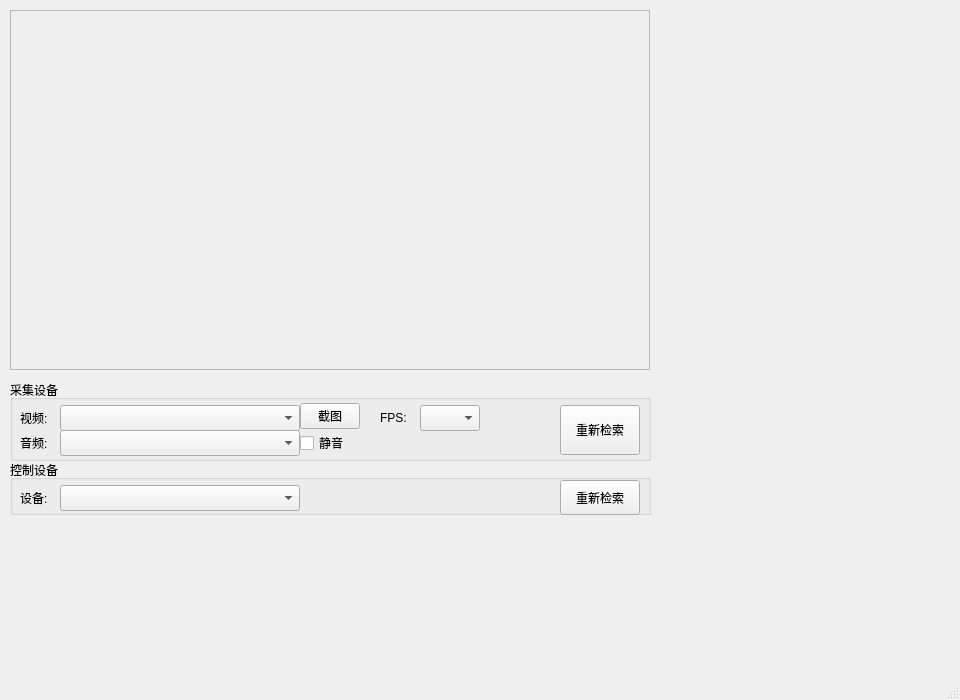
First picture: the form in resources/ui/main_form.ui, repository radiantwf/pokemon-controller-gui, before the edit.
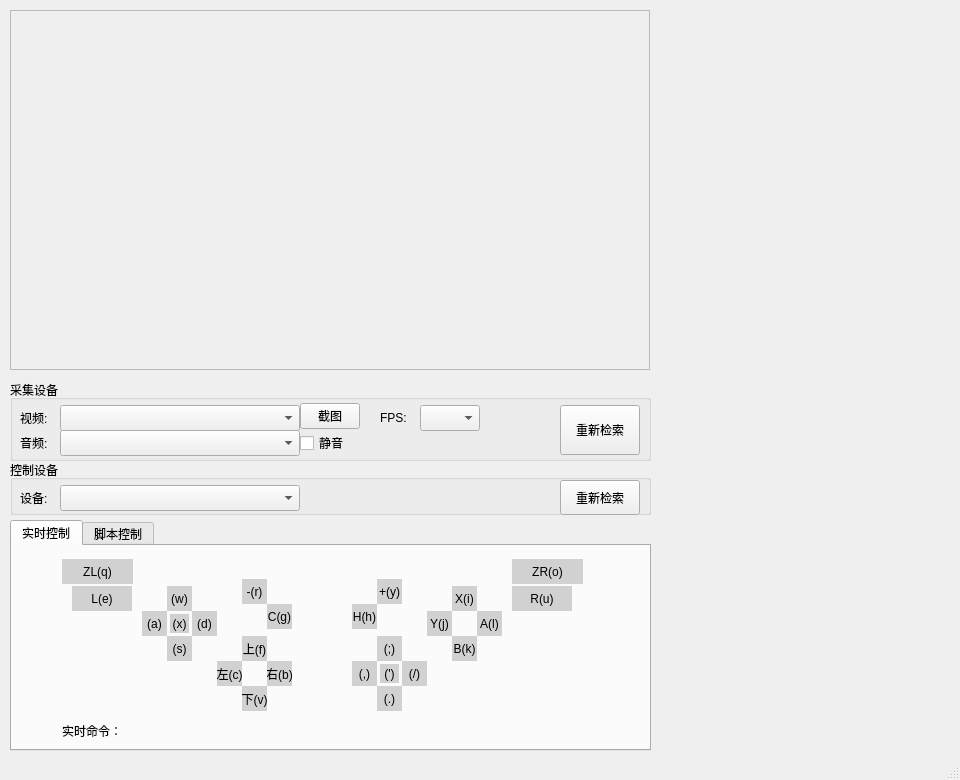
Second picture: the form after the edit.

The edit to the form file:
```diff
--- a/resources/ui/main_form.ui
+++ b/resources/ui/main_form.ui
@@ -7,19 +7,19 @@
     <x>0</x>
     <y>0</y>
     <width>960</width>
-    <height>700</height>
+    <height>780</height>
    </rect>
   </property>
   <property name="minimumSize">
    <size>
     <width>960</width>
-    <height>700</height>
+    <height>780</height>
    </size>
   </property>
   <property name="maximumSize">
    <size>
     <width>960</width>
-    <height>700</height>
+    <height>780</height>
    </size>
   </property>
   <property name="windowTitle">
@@ -341,6 +341,614 @@
      </property>
     </widget>
    </widget>
+   <widget class="QTabWidget" name="tabWidget">
+    <property name="geometry">
+     <rect>
+      <x>10</x>
+      <y>520</y>
+      <width>641</width>
+      <height>231</height>
+     </rect>
+    </property>
+    <property name="currentIndex">
+     <number>0</number>
+    </property>
+    <widget class="QWidget" name="tab">
+     <attribute name="title">
+      <string>实时控制</string>
+     </attribute>
+     <widget class="QLabel" name="label_d">
+      <property name="geometry">
+       <rect>
+        <x>180</x>
+        <y>65</y>
+        <width>25</width>
+        <height>25</height>
+       </rect>
+      </property>
+      <property name="autoFillBackground">
+       <bool>false</bool>
+      </property>
+      <property name="styleSheet">
+       <string notr="true">background-color:rgb(209, 209, 209)</string>
+      </property>
+      <property name="text">
+       <string>(d)</string>
+      </property>
+      <property name="alignment">
+       <set>Qt::AlignCenter</set>
+      </property>
+     </widget>
+     <widget class="QLabel" name="label_e">
+      <property name="geometry">
+       <rect>
+        <x>60</x>
+        <y>40</y>
+        <width>60</width>
+        <height>25</height>
+       </rect>
+      </property>
+      <property name="autoFillBackground">
+       <bool>false</bool>
+      </property>
+      <property name="styleSheet">
+       <string notr="true">background-color:rgb(209, 209, 209)</string>
+      </property>
+      <property name="text">
+       <string>L(e)</string>
+      </property>
+      <property name="alignment">
+       <set>Qt::AlignCenter</set>
+      </property>
+     </widget>
+     <widget class="QLabel" name="label_g">
+      <property name="geometry">
+       <rect>
+        <x>255</x>
+        <y>58</y>
+        <width>25</width>
+        <height>25</height>
+       </rect>
+      </property>
+      <property name="autoFillBackground">
+       <bool>false</bool>
+      </property>
+      <property name="styleSheet">
+       <string notr="true">background-color:rgb(209, 209, 209)</string>
+      </property>
+      <property name="text">
+       <string>C(g)</string>
+      </property>
+      <property name="alignment">
+       <set>Qt::AlignCenter</set>
+      </property>
+     </widget>
+     <widget class="QLabel" name="label_c">
+      <property name="geometry">
+       <rect>
+        <x>205</x>
+        <y>115</y>
+        <width>25</width>
+        <height>25</height>
+       </rect>
+      </property>
+      <property name="autoFillBackground">
+       <bool>false</bool>
+      </property>
+      <property name="styleSheet">
+       <string notr="true">background-color:rgb(209, 209, 209)</string>
+      </property>
+      <property name="text">
+       <string>左(c)</string>
+      </property>
+      <property name="alignment">
+       <set>Qt::AlignCenter</set>
+      </property>
+     </widget>
+     <widget class="QLabel" name="label_f">
+      <property name="geometry">
+       <rect>
+        <x>230</x>
+        <y>90</y>
+        <width>25</width>
+        <height>25</height>
+       </rect>
+      </property>
+      <property name="autoFillBackground">
+       <bool>false</bool>
+      </property>
+      <property name="styleSheet">
+       <string notr="true">background-color:rgb(209, 209, 209)</string>
+      </property>
+      <property name="text">
+       <string>上(f)</string>
+      </property>
+      <property name="alignment">
+       <set>Qt::AlignCenter</set>
+      </property>
+     </widget>
+     <widget class="QLabel" name="label_rl">
+      <property name="geometry">
+       <rect>
+        <x>340</x>
+        <y>115</y>
+        <width>25</width>
+        <height>25</height>
+       </rect>
+      </property>
+      <property name="autoFillBackground">
+       <bool>false</bool>
+      </property>
+      <property name="styleSheet">
+       <string notr="true">background-color:rgb(209, 209, 209)</string>
+      </property>
+      <property name="text">
+       <string>(,)</string>
+      </property>
+      <property name="alignment">
+       <set>Qt::AlignCenter</set>
+      </property>
+     </widget>
+     <widget class="QLabel" name="label_b">
+      <property name="geometry">
+       <rect>
+        <x>255</x>
+        <y>115</y>
+        <width>25</width>
+        <height>25</height>
+       </rect>
+      </property>
+      <property name="autoFillBackground">
+       <bool>false</bool>
+      </property>
+      <property name="styleSheet">
+       <string notr="true">background-color:rgb(209, 209, 209)</string>
+      </property>
+      <property name="text">
+       <string>右(b)</string>
+      </property>
+      <property name="alignment">
+       <set>Qt::AlignCenter</set>
+      </property>
+     </widget>
+     <widget class="QLabel" name="label_q">
+      <property name="geometry">
+       <rect>
+        <x>50</x>
+        <y>13</y>
+        <width>71</width>
+        <height>25</height>
+       </rect>
+      </property>
+      <property name="autoFillBackground">
+       <bool>false</bool>
+      </property>
+      <property name="styleSheet">
+       <string notr="true">background-color:rgb(209, 209, 209)</string>
+      </property>
+      <property name="text">
+       <string>ZL(q)</string>
+      </property>
+      <property name="alignment">
+       <set>Qt::AlignCenter</set>
+      </property>
+     </widget>
+     <widget class="QLabel" name="label_v">
+      <property name="geometry">
+       <rect>
+        <x>230</x>
+        <y>140</y>
+        <width>25</width>
+        <height>25</height>
+       </rect>
+      </property>
+      <property name="autoFillBackground">
+       <bool>false</bool>
+      </property>
+      <property name="styleSheet">
+       <string notr="true">background-color:rgb(209, 209, 209)</string>
+      </property>
+      <property name="text">
+       <string>下(v)</string>
+      </property>
+      <property name="alignment">
+       <set>Qt::AlignCenter</set>
+      </property>
+     </widget>
+     <widget class="QLabel" name="label_w">
+      <property name="geometry">
+       <rect>
+        <x>155</x>
+        <y>40</y>
+        <width>25</width>
+        <height>25</height>
+       </rect>
+      </property>
+      <property name="autoFillBackground">
+       <bool>false</bool>
+      </property>
+      <property name="styleSheet">
+       <string notr="true">background-color:rgb(209, 209, 209)</string>
+      </property>
+      <property name="text">
+       <string>(w)</string>
+      </property>
+      <property name="alignment">
+       <set>Qt::AlignCenter</set>
+      </property>
+     </widget>
+     <widget class="QLabel" name="label_l">
+      <property name="geometry">
+       <rect>
+        <x>465</x>
+        <y>65</y>
+        <width>25</width>
+        <height>25</height>
+       </rect>
+      </property>
+      <property name="autoFillBackground">
+       <bool>false</bool>
+      </property>
+      <property name="styleSheet">
+       <string notr="true">background-color:rgb(209, 209, 209)</string>
+      </property>
+      <property name="text">
+       <string>A(l)</string>
+      </property>
+      <property name="alignment">
+       <set>Qt::AlignCenter</set>
+      </property>
+     </widget>
+     <widget class="QLabel" name="label_r">
+      <property name="geometry">
+       <rect>
+        <x>230</x>
+        <y>33</y>
+        <width>25</width>
+        <height>25</height>
+       </rect>
+      </property>
+      <property name="autoFillBackground">
+       <bool>false</bool>
+      </property>
+      <property name="styleSheet">
+       <string notr="true">background-color:rgb(209, 209, 209)</string>
+      </property>
+      <property name="text">
+       <string>-(r)</string>
+      </property>
+      <property name="alignment">
+       <set>Qt::AlignCenter</set>
+      </property>
+     </widget>
+     <widget class="QLabel" name="label_i">
+      <property name="geometry">
+       <rect>
+        <x>440</x>
+        <y>40</y>
+        <width>25</width>
+        <height>25</height>
+       </rect>
+      </property>
+      <property name="autoFillBackground">
+       <bool>false</bool>
+      </property>
+      <property name="styleSheet">
+       <string notr="true">background-color:rgb(209, 209, 209)</string>
+      </property>
+      <property name="text">
+       <string>X(i)</string>
+      </property>
+      <property name="alignment">
+       <set>Qt::AlignCenter</set>
+      </property>
+     </widget>
+     <widget class="QLabel" name="label_k">
+      <property name="geometry">
+       <rect>
+        <x>440</x>
+        <y>90</y>
+        <width>25</width>
+        <height>25</height>
+       </rect>
+      </property>
+      <property name="autoFillBackground">
+       <bool>false</bool>
+      </property>
+      <property name="styleSheet">
+       <string notr="true">background-color:rgb(209, 209, 209)</string>
+      </property>
+      <property name="text">
+       <string>B(k)</string>
+      </property>
+      <property name="alignment">
+       <set>Qt::AlignCenter</set>
+      </property>
+     </widget>
+     <widget class="QLabel" name="label_o">
+      <property name="geometry">
+       <rect>
+        <x>500</x>
+        <y>13</y>
+        <width>71</width>
+        <height>25</height>
+       </rect>
+      </property>
+      <property name="autoFillBackground">
+       <bool>false</bool>
+      </property>
+      <property name="styleSheet">
+       <string notr="true">background-color:rgb(209, 209, 209)</string>
+      </property>
+      <property name="text">
+       <string>ZR(o)</string>
+      </property>
+      <property name="alignment">
+       <set>Qt::AlignCenter</set>
+      </property>
+     </widget>
+     <widget class="QLabel" name="label_x">
+      <property name="geometry">
+       <rect>
+        <x>158</x>
+        <y>68</y>
+        <width>19</width>
+        <height>19</height>
+       </rect>
+      </property>
+      <property name="autoFillBackground">
+       <bool>false</bool>
+      </property>
+      <property name="styleSheet">
+       <string notr="true">background-color:rgb(209, 209, 209)</string>
+      </property>
+      <property name="text">
+       <string>(x)</string>
+      </property>
+      <property name="alignment">
+       <set>Qt::AlignCenter</set>
+      </property>
+     </widget>
+     <widget class="QLabel" name="label_a">
+      <property name="geometry">
+       <rect>
+        <x>130</x>
+        <y>65</y>
+        <width>25</width>
+        <height>25</height>
+       </rect>
+      </property>
+      <property name="autoFillBackground">
+       <bool>false</bool>
+      </property>
+      <property name="styleSheet">
+       <string notr="true">background-color:rgb(209, 209, 209)</string>
+      </property>
+      <property name="text">
+       <string>(a)</string>
+      </property>
+      <property name="alignment">
+       <set>Qt::AlignCenter</set>
+      </property>
+     </widget>
+     <widget class="QLabel" name="label_rb">
+      <property name="geometry">
+       <rect>
+        <x>365</x>
+        <y>140</y>
+        <width>25</width>
+        <height>25</height>
+       </rect>
+      </property>
+      <property name="autoFillBackground">
+       <bool>false</bool>
+      </property>
+      <property name="styleSheet">
+       <string notr="true">background-color:rgb(209, 209, 209)</string>
+      </property>
+      <property name="text">
+       <string>(.)</string>
+      </property>
+      <property name="alignment">
+       <set>Qt::AlignCenter</set>
+      </property>
+     </widget>
+     <widget class="QLabel" name="label_rr">
+      <property name="geometry">
+       <rect>
+        <x>390</x>
+        <y>115</y>
+        <width>25</width>
+        <height>25</height>
+       </rect>
+      </property>
+      <property name="autoFillBackground">
+       <bool>false</bool>
+      </property>
+      <property name="styleSheet">
+       <string notr="true">background-color:rgb(209, 209, 209)</string>
+      </property>
+      <property name="text">
+       <string>(/)</string>
+      </property>
+      <property name="alignment">
+       <set>Qt::AlignCenter</set>
+      </property>
+     </widget>
+     <widget class="QLabel" name="label_rc">
+      <property name="geometry">
+       <rect>
+        <x>368</x>
+        <y>118</y>
+        <width>19</width>
+        <height>19</height>
+       </rect>
+      </property>
+      <property name="autoFillBackground">
+       <bool>false</bool>
+      </property>
+      <property name="styleSheet">
+       <string notr="true">background-color:rgb(209, 209, 209)</string>
+      </property>
+      <property name="text">
+       <string>(')</string>
+      </property>
+      <property name="alignment">
+       <set>Qt::AlignCenter</set>
+      </property>
+     </widget>
+     <widget class="QLabel" name="label_rt">
+      <property name="geometry">
+       <rect>
+        <x>365</x>
+        <y>90</y>
+        <width>25</width>
+        <height>25</height>
+       </rect>
+      </property>
+      <property name="autoFillBackground">
+       <bool>false</bool>
+      </property>
+      <property name="styleSheet">
+       <string notr="true">background-color:rgb(209, 209, 209)</string>
+      </property>
+      <property name="text">
+       <string>(;)</string>
+      </property>
+      <property name="alignment">
+       <set>Qt::AlignCenter</set>
+      </property>
+     </widget>
+     <widget class="QLabel" name="label_y">
+      <property name="geometry">
+       <rect>
+        <x>365</x>
+        <y>33</y>
+        <width>25</width>
+        <height>25</height>
+       </rect>
+      </property>
+      <property name="autoFillBackground">
+       <bool>false</bool>
+      </property>
+      <property name="styleSheet">
+       <string notr="true">background-color:rgb(209, 209, 209)</string>
+      </property>
+      <property name="text">
+       <string>+(y)</string>
+      </property>
+      <property name="alignment">
+       <set>Qt::AlignCenter</set>
+      </property>
+     </widget>
+     <widget class="QLabel" name="label_u">
+      <property name="geometry">
+       <rect>
+        <x>500</x>
+        <y>40</y>
+        <width>60</width>
+        <height>25</height>
+       </rect>
+      </property>
+      <property name="autoFillBackground">
+       <bool>false</bool>
+      </property>
+      <property name="styleSheet">
+       <string notr="true">background-color:rgb(209, 209, 209)</string>
+      </property>
+      <property name="text">
+       <string>R(u)</string>
+      </property>
+      <property name="alignment">
+       <set>Qt::AlignCenter</set>
+      </property>
+     </widget>
+     <widget class="QLabel" name="label_h">
+      <property name="geometry">
+       <rect>
+        <x>340</x>
+        <y>58</y>
+        <width>25</width>
+        <height>25</height>
+       </rect>
+      </property>
+      <property name="autoFillBackground">
+       <bool>false</bool>
+      </property>
+      <property name="styleSheet">
+       <string notr="true">background-color:rgb(209, 209, 209)</string>
+      </property>
+      <property name="text">
+       <string>H(h)</string>
+      </property>
+      <property name="alignment">
+       <set>Qt::AlignCenter</set>
+      </property>
+     </widget>
+     <widget class="QLabel" name="label_j">
+      <property name="geometry">
+       <rect>
+        <x>415</x>
+        <y>65</y>
+        <width>25</width>
+        <height>25</height>
+       </rect>
+      </property>
+      <property name="autoFillBackground">
+       <bool>false</bool>
+      </property>
+      <property name="styleSheet">
+       <string notr="true">background-color:rgb(209, 209, 209)</string>
+      </property>
+      <property name="text">
+       <string>Y(j)</string>
+      </property>
+      <property name="alignment">
+       <set>Qt::AlignCenter</set>
+      </property>
+     </widget>
+     <widget class="QLabel" name="label_s">
+      <property name="geometry">
+       <rect>
+        <x>155</x>
+        <y>90</y>
+        <width>25</width>
+        <height>25</height>
+       </rect>
+      </property>
+      <property name="autoFillBackground">
+       <bool>false</bool>
+      </property>
+      <property name="styleSheet">
+       <string notr="true">background-color:rgb(209, 209, 209)</string>
+      </property>
+      <property name="text">
+       <string>(s)</string>
+      </property>
+      <property name="alignment">
+       <set>Qt::AlignCenter</set>
+      </property>
+     </widget>
+     <widget class="QLabel" name="label_action">
+      <property name="geometry">
+       <rect>
+        <x>50</x>
+        <y>175</y>
+        <width>521</width>
+        <height>20</height>
+       </rect>
+      </property>
+      <property name="text">
+       <string>实时命令：</string>
+      </property>
+     </widget>
+    </widget>
+    <widget class="QWidget" name="tab_2">
+     <attribute name="title">
+      <string>脚本控制</string>
+     </attribute>
+    </widget>
+   </widget>
   </widget>
   <widget class="QStatusBar" name="statusbar"/>
   <action name="actionCOM1">
```
Left out of the diff: 2 changed lines with no effect on the pictures.
